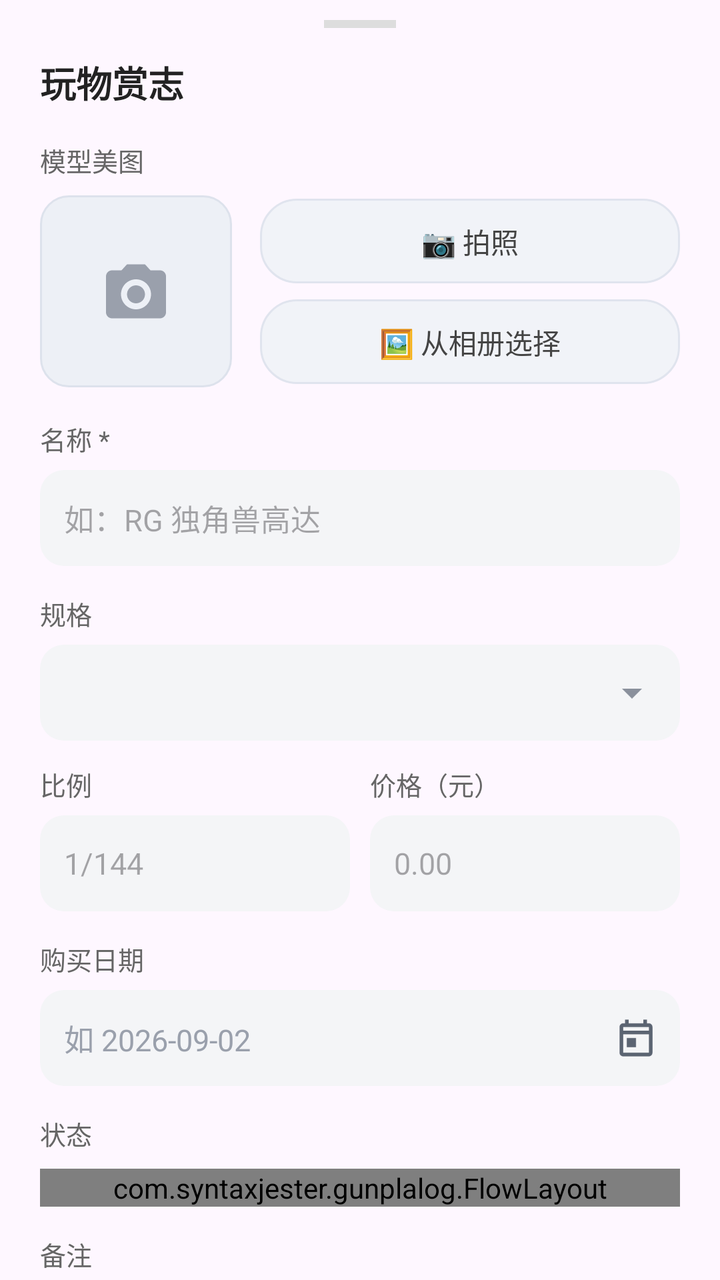
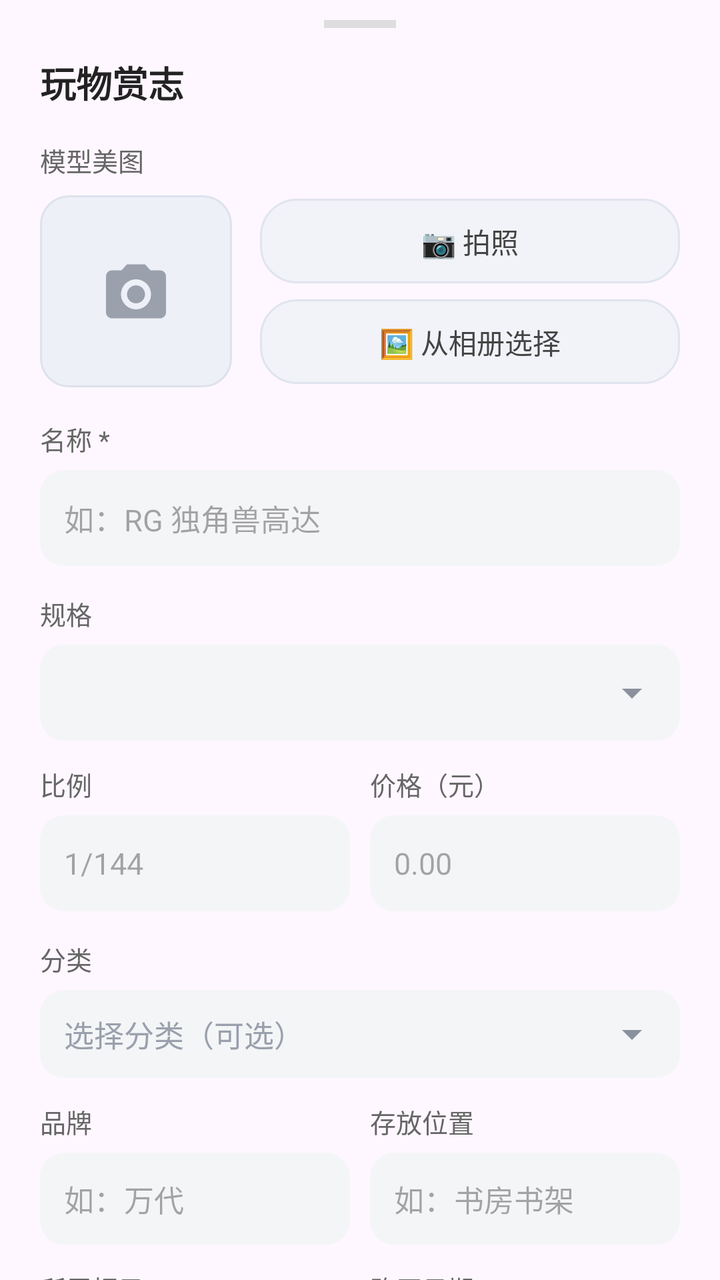

An Android layout rendered at two revisions. The XML below is the earlier revision; the diff shows what the commit changed to produce the second picture.
<!-- AndroidManifest.xml: application theme Theme.GunplaLog -->
<!-- res/layout/sheet_edit.xml -->
<?xml version="1.0" encoding="utf-8"?>
<androidx.core.widget.NestedScrollView xmlns:android="http://schemas.android.com/apk/res/android"
    xmlns:app="http://schemas.android.com/apk/res-auto"
    android:layout_width="match_parent"
    android:layout_height="wrap_content"
    android:fillViewport="true">

    <LinearLayout
        android:layout_width="match_parent"
        android:layout_height="wrap_content"
        android:orientation="vertical"
        android:paddingLeft="20dp"
        android:paddingTop="10dp"
        android:paddingRight="20dp"
        android:paddingBottom="28dp">

        <View
            android:layout_width="36dp"
            android:layout_height="4dp"
            android:layout_gravity="center_horizontal"
            android:background="#DDDDDD" />

        <TextView
            android:layout_width="wrap_content"
            android:layout_height="wrap_content"
            android:layout_marginTop="14dp"
            android:text="@string/sheet_title"
            android:textColor="#222222"
            android:textSize="18sp"
            android:textStyle="bold" />

        <TextView
            android:layout_width="wrap_content"
            android:layout_height="wrap_content"
            android:layout_marginTop="16dp"
            android:text="@string/label_photo"
            android:textColor="#666666"
            android:textSize="13sp" />

        <LinearLayout
            android:layout_width="match_parent"
            android:layout_height="wrap_content"
            android:layout_marginTop="8dp"
            android:gravity="center_vertical"
            android:orientation="horizontal">

            <FrameLayout
                android:layout_width="96dp"
                android:layout_height="96dp">

                <ImageView
                    android:id="@+id/ivPhoto"
                    android:layout_width="match_parent"
                    android:layout_height="match_parent"
                    android:background="@drawable/bg_photo_slot"
                    android:clickable="true"
                    android:contentDescription="@string/label_photo"
                    android:focusable="true"
                    android:padding="30dp"
                    android:scaleType="centerCrop"
                    android:src="@drawable/ic_camera" />

                <ImageView
                    android:id="@+id/btnPhotoRemove"
                    android:layout_width="26dp"
                    android:layout_height="26dp"
                    android:layout_gravity="top|end"
                    android:background="@drawable/bg_remove_circle"
                    android:contentDescription="@string/photo_remove"
                    android:padding="5dp"
                    android:src="@drawable/ic_close"
                    android:visibility="gone" />
            </FrameLayout>

            <LinearLayout
                android:layout_width="0dp"
                android:layout_height="wrap_content"
                android:layout_marginLeft="14dp"
                android:layout_weight="1"
                android:orientation="vertical">

                <TextView
                    android:id="@+id/btnCamera"
                    android:layout_width="match_parent"
                    android:layout_height="wrap_content"
                    android:background="@drawable/pill_sheet_bg"
                    android:gravity="center"
                    android:paddingTop="11dp"
                    android:paddingBottom="11dp"
                    android:text="@string/photo_camera"
                    android:textColor="#444444"
                    android:textSize="14sp" />

                <TextView
                    android:id="@+id/btnGallery"
                    android:layout_width="match_parent"
                    android:layout_height="wrap_content"
                    android:layout_marginTop="8dp"
                    android:background="@drawable/pill_sheet_bg"
                    android:gravity="center"
                    android:paddingTop="11dp"
                    android:paddingBottom="11dp"
                    android:text="@string/photo_gallery"
                    android:textColor="#444444"
                    android:textSize="14sp" />
            </LinearLayout>
        </LinearLayout>

        <TextView
            android:layout_width="wrap_content"
            android:layout_height="wrap_content"
            android:layout_marginTop="16dp"
            android:text="@string/label_name"
            android:textColor="#666666"
            android:textSize="13sp" />

        <EditText
            android:id="@+id/etName"
            android:layout_width="match_parent"
            android:layout_height="48dp"
            android:layout_marginTop="6dp"
            android:background="@drawable/bg_input"
            android:hint="@string/hint_name"
            android:importantForAutofill="no"
            android:inputType="text"
            android:maxLines="1"
            android:paddingLeft="12dp"
            android:paddingRight="12dp"
            android:textSize="15sp" />

        <TextView
            android:layout_width="wrap_content"
            android:layout_height="wrap_content"
            android:layout_marginTop="14dp"
            android:text="@string/label_grade"
            android:textColor="#666666"
            android:textSize="13sp" />

        <TextView
            android:id="@+id/tvGrade"
            android:layout_width="match_parent"
            android:layout_height="48dp"
            android:layout_marginTop="6dp"
            android:background="@drawable/bg_input"
            android:clickable="true"
            android:drawableEnd="@drawable/ic_arrow_drop_down"
            android:focusable="true"
            android:gravity="center_vertical"
            android:paddingLeft="12dp"
            android:paddingRight="12dp"
            android:textColor="#222222"
            android:textSize="15sp" />

        <LinearLayout
            android:layout_width="match_parent"
            android:layout_height="wrap_content"
            android:layout_marginTop="12dp"
            android:orientation="horizontal">

            <LinearLayout
                android:layout_width="0dp"
                android:layout_height="wrap_content"
                android:layout_marginRight="10dp"
                android:layout_weight="1"
                android:orientation="vertical">

                <TextView
                    android:layout_width="wrap_content"
                    android:layout_height="wrap_content"
                    android:text="@string/label_scale"
                    android:textColor="#666666"
                    android:textSize="13sp" />

                <EditText
                    android:id="@+id/etScale"
                    android:layout_width="match_parent"
                    android:layout_height="48dp"
                    android:layout_marginTop="6dp"
                    android:background="@drawable/bg_input"
                    android:hint="@string/hint_scale"
                    android:importantForAutofill="no"
                    android:inputType="text"
                    android:maxLines="1"
                    android:paddingLeft="12dp"
                    android:paddingRight="12dp"
                    android:textSize="15sp" />
            </LinearLayout>

            <LinearLayout
                android:layout_width="0dp"
                android:layout_height="wrap_content"
                android:layout_weight="1"
                android:orientation="vertical">

                <TextView
                    android:layout_width="wrap_content"
                    android:layout_height="wrap_content"
                    android:text="@string/label_price"
                    android:textColor="#666666"
                    android:textSize="13sp" />

                <EditText
                    android:id="@+id/etPrice"
                    android:layout_width="match_parent"
                    android:layout_height="48dp"
                    android:layout_marginTop="6dp"
                    android:background="@drawable/bg_input"
                    android:hint="@string/hint_price"
                    android:importantForAutofill="no"
                    android:inputType="numberDecimal"
                    android:maxLines="1"
                    android:paddingLeft="12dp"
                    android:paddingRight="12dp"
                    android:textSize="15sp" />
            </LinearLayout>
        </LinearLayout>

        <TextView
            android:layout_width="wrap_content"
            android:layout_height="wrap_content"
            android:layout_marginTop="14dp"
            android:text="@string/label_date"
            android:textColor="#666666"
            android:textSize="13sp" />

        <LinearLayout
            android:layout_width="match_parent"
            android:layout_height="48dp"
            android:layout_marginTop="6dp"
            android:background="@drawable/bg_input"
            android:gravity="center_vertical"
            android:orientation="horizontal">

            <EditText
                android:id="@+id/etDate"
                android:layout_width="0dp"
                android:layout_height="match_parent"
                android:layout_weight="1"
                android:background="@android:color/transparent"
                android:digits="0123456789-/."
                android:hint="@string/hint_date"
                android:importantForAutofill="no"
                android:inputType="number"
                android:maxLength="10"
                android:maxLines="1"
                android:paddingLeft="12dp"
                android:paddingRight="8dp"
                android:textColor="#222222"
                android:textColorHint="#9AA0AC"
                android:textSize="15sp" />

            <ImageView
                android:id="@+id/btnDatePick"
                android:layout_width="44dp"
                android:layout_height="match_parent"
                android:background="?attr/selectableItemBackground"
                android:contentDescription="@string/date_pick"
                android:padding="11dp"
                android:src="@drawable/ic_calendar" />
        </LinearLayout>

        <TextView
            android:layout_width="wrap_content"
            android:layout_height="wrap_content"
            android:layout_marginTop="14dp"
            android:text="@string/label_status"
            android:textColor="#666666"
            android:textSize="13sp" />

        <com.syntaxjester.gunplalog.FlowLayout
            android:id="@+id/flowStatus"
            android:layout_width="match_parent"
            android:layout_height="wrap_content"
            android:layout_marginTop="8dp" />

        <TextView
            android:layout_width="wrap_content"
            android:layout_height="wrap_content"
            android:layout_marginTop="14dp"
            android:text="@string/label_note"
            android:textColor="#666666"
            android:textSize="13sp" />

        <EditText
            android:id="@+id/etNote"
            android:layout_width="match_parent"
            android:layout_height="72dp"
            android:layout_marginTop="6dp"
            android:background="@drawable/bg_input"
            android:gravity="top"
            android:hint="@string/hint_note"
            android:importantForAutofill="no"
            android:inputType="textMultiLine"
            android:minLines="2"
            android:paddingLeft="12dp"
            android:paddingTop="10dp"
            android:paddingRight="12dp"
            android:paddingBottom="10dp"
            android:textSize="15sp" />

        <Button
            android:id="@+id/btnSave"
            android:layout_width="match_parent"
            android:layout_height="52dp"
            android:layout_marginTop="18dp"
            android:backgroundTint="@color/primary"
            android:text="@string/save"
            android:textColor="#FFFFFF"
            android:textSize="16sp"
            app:cornerRadius="26dp" />
    </LinearLayout>
</androidx.core.widget.NestedScrollView>
<!-- resources referenced by this layout -->
<resources>
  <color name="primary">#1E4FD6</color>
  <!-- drawable bg_input (drawable) -->
  <?xml version="1.0" encoding="utf-8"?>
  <shape xmlns:android="http://schemas.android.com/apk/res/android">
      <solid android:color="#F4F5F7" />
      <corners android:radius="12dp" />
  </shape>
  <!-- drawable bg_photo_slot (drawable) -->
  <?xml version="1.0" encoding="utf-8"?>
  <shape xmlns:android="http://schemas.android.com/apk/res/android">
      <solid android:color="#EDF0F6" />
      <corners android:radius="14dp" />
      <stroke
          android:width="1dp"
          android:color="#DDE2EC" />
  </shape>
  <!-- drawable bg_remove_circle (drawable) -->
  <?xml version="1.0" encoding="utf-8"?>
  <shape xmlns:android="http://schemas.android.com/apk/res/android"
      android:shape="oval">
      <solid android:color="#CC000000" />
  </shape>
  <!-- drawable ic_arrow_drop_down (drawable) -->
  <?xml version="1.0" encoding="utf-8"?>
  <vector xmlns:android="http://schemas.android.com/apk/res/android"
      android:width="24dp"
      android:height="24dp"
      android:viewportWidth="24"
      android:viewportHeight="24">
      <path
          android:fillColor="#8A909C"
          android:pathData="M7,10l5,5 5,-5z" />
  </vector>
  <!-- drawable ic_close (drawable) -->
  <?xml version="1.0" encoding="utf-8"?>
  <vector xmlns:android="http://schemas.android.com/apk/res/android"
      android:width="24dp"
      android:height="24dp"
      android:viewportWidth="24"
      android:viewportHeight="24">
      <path
          android:fillColor="#FFFFFF"
          android:pathData="M19,6.41L17.59,5 12,10.59 6.41,5 5,6.41 10.59,12 5,17.59 6.41,19 12,13.41 17.59,19 19,17.59 13.41,12z" />
  </vector>
  <string name="date_pick">选择日期</string>
  <string name="hint_date">如 2026-09-02</string>
  <string name="hint_name">如：RG 独角兽高达</string>
  <string name="hint_note">版件状态、购入渠道、涂装计划…</string>
  <string name="hint_price">0.00</string>
  <string name="hint_scale">1/144</string>
  <string name="label_date">购买日期</string>
  <string name="label_grade">规格</string>
  <string name="label_name">名称 *</string>
  <string name="label_note">备注</string>
  <string name="label_photo">模型美图</string>
  <string name="label_price">价格（元）</string>
  <string name="label_scale">比例</string>
  <string name="label_status">状态</string>
  <string name="photo_camera">📷 拍照</string>
  <string name="photo_gallery">🖼 从相册选择</string>
  <string name="photo_remove">移除图片</string>
  <string name="save">保存</string>
  <string name="sheet_title">玩物赏志</string>
  <style name="Theme.GunplaLog" parent="Theme.Material3.DayNight.NoActionBar">
          <item name="colorPrimary">@color/primary</item>
          
          <item name="android:statusBarColor">@android:color/transparent</item>
          <item name="android:windowLightStatusBar">true</item>
          <item name="android:windowLightNavigationBar">true</item>
          <item name="android:navigationBarColor">@android:color/transparent</item>
          <item name="android:windowActionModeOverlay">true</item>
          <item name="android:windowNoTitle">true</item>
      </style>
  <!-- unchanged entries left out for length: 3 -->
</resources>

<!-- the commit's change to res/layout/sheet_edit.xml (unified diff, before → after) -->
@@ -219,59 +219,205 @@
             android:layout_width="wrap_content"
             android:layout_height="wrap_content"
             android:layout_marginTop="14dp"
-            android:text="@string/label_date"
+            android:text="@string/label_category"
             android:textColor="#666666"
             android:textSize="13sp" />
 
-        <LinearLayout
-            android:layout_width="match_parent"
-            android:layout_height="48dp"
+        <TextView
+            android:id="@+id/tvCategory"
+            android:layout_width="match_parent"
+            android:layout_height="44dp"
             android:layout_marginTop="6dp"
             android:background="@drawable/bg_input"
+            android:clickable="true"
+            android:drawableEnd="@drawable/ic_arrow_drop_down"
+            android:focusable="true"
             android:gravity="center_vertical"
+            android:hint="@string/hint_category"
+            android:paddingLeft="12dp"
+            android:paddingRight="12dp"
+            android:textColor="#222222"
+            android:textColorHint="#9AA0AC"
+            android:textSize="15sp" />
+
+        <LinearLayout
+            android:layout_width="match_parent"
+            android:layout_height="wrap_content"
+            android:layout_marginTop="12dp"
             android:orientation="horizontal">
 
-            <EditText
-                android:id="@+id/etDate"
-                android:layout_width="0dp"
-                android:layout_height="match_parent"
-                android:layout_weight="1"
-                android:background="@android:color/transparent"
-                android:digits="0123456789-/."
-                android:hint="@string/hint_date"
-                android:importantForAutofill="no"
-                android:inputType="number"
-                android:maxLength="10"
-                android:maxLines="1"
-                android:paddingLeft="12dp"
-                android:paddingRight="8dp"
-                android:textColor="#222222"
-                android:textColorHint="#9AA0AC"
-                android:textSize="15sp" />
-
-            <ImageView
-                android:id="@+id/btnDatePick"
-                android:layout_width="44dp"
-                android:layout_height="match_parent"
-                android:background="?attr/selectableItemBackground"
-                android:contentDescription="@string/date_pick"
-                android:padding="11dp"
-                android:src="@drawable/ic_calendar" />
+            <LinearLayout
+                android:layout_width="0dp"
+                android:layout_height="wrap_content"
+                android:layout_marginRight="10dp"
+                android:layout_weight="1"
+                android:orientation="vertical">
+
+                <TextView
+                    android:layout_width="wrap_content"
+                    android:layout_height="wrap_content"
+                    android:text="@string/label_brand"
+                    android:textColor="#666666"
+                    android:textSize="13sp" />
+
+                <EditText
+                    android:id="@+id/etBrand"
+                    android:layout_width="match_parent"
+                    android:layout_height="46dp"
+                    android:layout_marginTop="6dp"
+                    android:background="@drawable/bg_input"
+                    android:hint="@string/hint_brand"
+                    android:importantForAutofill="no"
+                    android:inputType="text"
+                    android:maxLines="1"
+                    android:paddingLeft="12dp"
+                    android:paddingRight="12dp"
+                    android:textSize="15sp" />
+            </LinearLayout>
+
+            <LinearLayout
+                android:layout_width="0dp"
+                android:layout_height="wrap_content"
+                android:layout_weight="1"
+                android:orientation="vertical">
+
+                <TextView
+                    android:layout_width="wrap_content"
+                    android:layout_height="wrap_content"
+                    android:text="@string/label_location"
+                    android:textColor="#666666"
+                    android:textSize="13sp" />
+
+                <EditText
+                    android:id="@+id/etLocation"
+                    android:layout_width="match_parent"
+                    android:layout_height="46dp"
+                    android:layout_marginTop="6dp"
+                    android:background="@drawable/bg_input"
+                    android:hint="@string/hint_location"
+                    android:importantForAutofill="no"
+                    android:inputType="text"
+                    android:maxLines="1"
+                    android:paddingLeft="12dp"
+                    android:paddingRight="12dp"
+                    android:textSize="15sp" />
+            </LinearLayout>
         </LinearLayout>
 
-        <TextView
-            android:layout_width="wrap_content"
-            android:layout_height="wrap_content"
-            android:layout_marginTop="14dp"
-            android:text="@string/label_status"
-            android:textColor="#666666"
-            android:textSize="13sp" />
-
-        <com.syntaxjester.gunplalog.FlowLayout
-            android:id="@+id/flowStatus"
-            android:layout_width="match_parent"
-            android:layout_height="wrap_content"
-            android:layout_marginTop="8dp" />
+        <LinearLayout
+            android:layout_width="match_parent"
+            android:layout_height="wrap_content"
+            android:layout_marginTop="12dp"
+            android:orientation="horizontal">
+
+            <LinearLayout
+                android:layout_width="0dp"
+                android:layout_height="wrap_content"
+                android:layout_marginRight="10dp"
+                android:layout_weight="1"
+                android:orientation="vertical">
+
+                <TextView
+                    android:layout_width="wrap_content"
+                    android:layout_height="wrap_content"
+                    android:text="@string/label_cabinet"
+                    android:textColor="#666666"
+                    android:textSize="13sp" />
+
+                <EditText
+                    android:id="@+id/etCabinet"
+                    android:layout_width="match_parent"
+                    android:layout_height="46dp"
+                    android:layout_marginTop="6dp"
+                    android:background="@drawable/bg_input"
+                    android:hint="@string/hint_cabinet"
+                    android:importantForAutofill="no"
+                    android:inputType="text"
+                    android:maxLines="1"
+                    android:paddingLeft="12dp"
+                    android:paddingRight="12dp"
+                    android:textSize="15sp" />
+            </LinearLayout>
+
+            <LinearLayout
+                android:layout_width="0dp"
+                android:layout_height="wrap_content"
+                android:layout_weight="1"
+                android:orientation="vertical">
+
+                <TextView
+                    android:layout_width="wrap_content"
+                    android:layout_height="wrap_content"
+                    android:text="@string/label_date"
+                    android:textColor="#666666"
+                    android:textSize="13sp" />
+
+                <EditText
+                    android:id="@+id/etDate"
+                    android:layout_width="match_parent"
+                    android:layout_height="46dp"
+                    android:layout_marginTop="6dp"
+                    android:background="@drawable/bg_input"
+                    android:hint="@string/hint_date"
+                    android:importantForAutofill="no"
+                    android:inputType="text"
+                    android:maxLines="1"
+                    android:paddingLeft="12dp"
+                    android:paddingRight="12dp"
+                    android:textSize="15sp" />
+            </LinearLayout>
+        </LinearLayout>
+
+        <LinearLayout
+            android:layout_width="match_parent"
+            android:layout_height="wrap_content"
+            android:layout_marginTop="12dp"
+            android:orientation="horizontal">
+
+            <LinearLayout
+                android:layout_width="0dp"
+                android:layout_height="wrap_content"
+                android:layout_marginRight="10dp"
+                android:layout_weight="1"
+                android:orientation="vertical">
+
+                <TextView
+                    android:layout_width="wrap_content"
+                    android:layout_height="wrap_content"
+                    android:text="@string/label_date_pick"
+                    android:textColor="#666666"
+                    android:textSize="13sp" />
+
+                <ImageView
+                    android:id="@+id/btnDatePick"
+                    android:layout_width="match_parent"
+                    android:layout_height="46dp"
+                    android:background="@drawable/bg_input"
+                    android:contentDescription="@string/date_pick"
+                    android:padding="12dp"
+                    android:src="@drawable/ic_calendar" />
+            </LinearLayout>
+
+            <LinearLayout
+                android:layout_width="0dp"
+                android:layout_height="wrap_content"
+                android:layout_weight="1"
+                android:orientation="vertical">
+
+                <TextView
+                    android:layout_width="wrap_content"
+                    android:layout_height="wrap_content"
+                    android:text="@string/label_status"
+                    android:textColor="#666666"
+                    android:textSize="13sp" />
+
+                <com.syntaxjester.gunplalog.FlowLayout
+                    android:id="@+id/flowStatus"
+                    android:layout_width="match_parent"
+                    android:layout_height="wrap_content"
+                    android:layout_marginTop="6dp" />
+            </LinearLayout>
+        </LinearLayout>
 
         <TextView
             android:layout_width="wrap_content"
<!-- resource entries referenced after the edit -->
@@ -45,13 +45,22 @@
           android:pathData="M19,6.41L17.59,5 12,10.59 6.41,5 5,6.41 10.59,12 5,17.59 6.41,19 12,13.41 17.59,19 19,17.59 13.41,12z" />
   </vector>
   <string name="date_pick">选择日期</string>
+  <string name="hint_brand">如：万代</string>
+  <string name="hint_cabinet">如：云光玻璃柜</string>
+  <string name="hint_category">选择分类（可选）</string>
   <string name="hint_date">如 2026-09-02</string>
+  <string name="hint_location">如：书房书架</string>
   <string name="hint_name">如：RG 独角兽高达</string>
   <string name="hint_note">版件状态、购入渠道、涂装计划…</string>
   <string name="hint_price">0.00</string>
   <string name="hint_scale">1/144</string>
+  <string name="label_brand">品牌</string>
+  <string name="label_cabinet">所属柜子</string>
+  <string name="label_category">分类</string>
   <string name="label_date">购买日期</string>
+  <string name="label_date_pick">日期</string>
   <string name="label_grade">规格</string>
+  <string name="label_location">存放位置</string>
   <string name="label_name">名称 *</string>
   <string name="label_note">备注</string>
   <string name="label_photo">模型美图</string>
